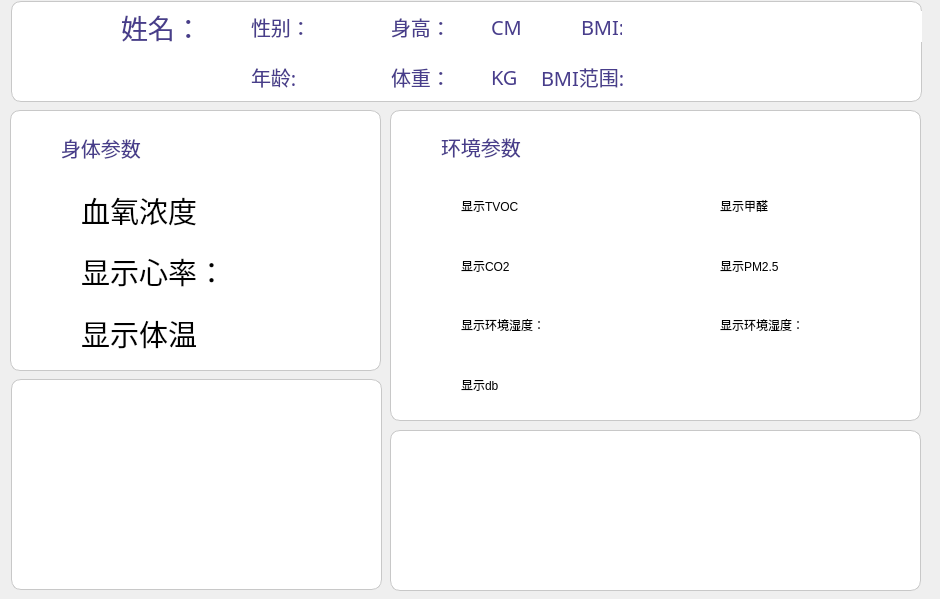
Qt form STM32Smart_home_health/Smart_home_health_Qt/Smart_health/health_home.ui (heart321/STM32Smart_home_health) before a commit.
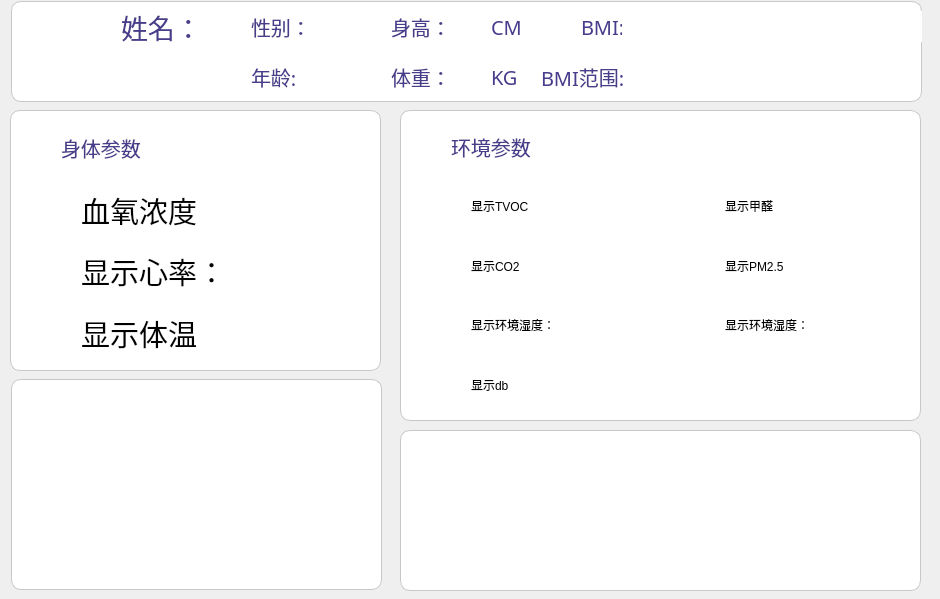
The same form after that commit. Icons and pictures are not drawn.

The edit to the form file:
```diff
--- a/STM32Smart_home_health/Smart_home_health_Qt/Smart_health/health_home.ui
+++ b/STM32Smart_home_health/Smart_home_health_Qt/Smart_health/health_home.ui
@@ -303,9 +303,9 @@
   <widget class="QFrame" name="frame_2">
    <property name="geometry">
     <rect>
-     <x>390</x>
+     <x>400</x>
      <y>110</y>
-     <width>531</width>
+     <width>521</width>
      <height>311</height>
     </rect>
    </property>
@@ -1303,9 +1303,9 @@
   <widget class="QFrame" name="frame_5">
    <property name="geometry">
     <rect>
-     <x>390</x>
+     <x>400</x>
      <y>430</y>
-     <width>531</width>
+     <width>521</width>
      <height>161</height>
     </rect>
    </property>
```
